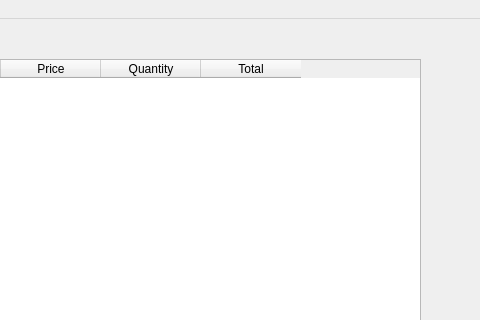
MalikTalha03/Sufi-Traders-DB, file Customer/supporderdetail.ui: the form before one commit; both pictures show x 320 to 800 and y 0 to 320 of the 800 by 600 pixel window.
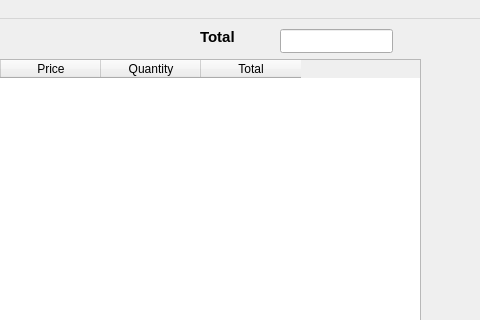
The form after the commit.

Diff of the .ui file:
```diff
--- a/Customer/supporderdetail.ui
+++ b/Customer/supporderdetail.ui
@@ -90,6 +90,44 @@
      </rect>
     </property>
    </widget>
+   <widget class="QLineEdit" name="lineEdit_2">
+    <property name="geometry">
+     <rect>
+      <x>600</x>
+      <y>10</y>
+      <width>113</width>
+      <height>24</height>
+     </rect>
+    </property>
+    <property name="font">
+     <font>
+      <pointsize>12</pointsize>
+      <bold>true</bold>
+     </font>
+    </property>
+    <property name="text">
+     <string/>
+    </property>
+   </widget>
+   <widget class="QLabel" name="label_2">
+    <property name="geometry">
+     <rect>
+      <x>520</x>
+      <y>10</y>
+      <width>51</width>
+      <height>16</height>
+     </rect>
+    </property>
+    <property name="font">
+     <font>
+      <pointsize>11</pointsize>
+      <bold>true</bold>
+     </font>
+    </property>
+    <property name="text">
+     <string>Total</string>
+    </property>
+   </widget>
   </widget>
   <widget class="QMenuBar" name="menubar">
    <property name="geometry">
```
Left out of the diff: 2 changed lines with no effect on the pictures.
